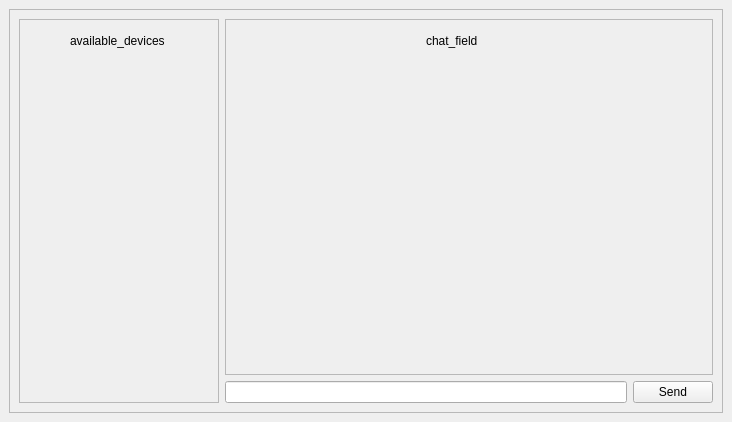
Above: qtUi/mainwindow.ui from srijan023/seamless_sync before the change. Below: the same form after it.
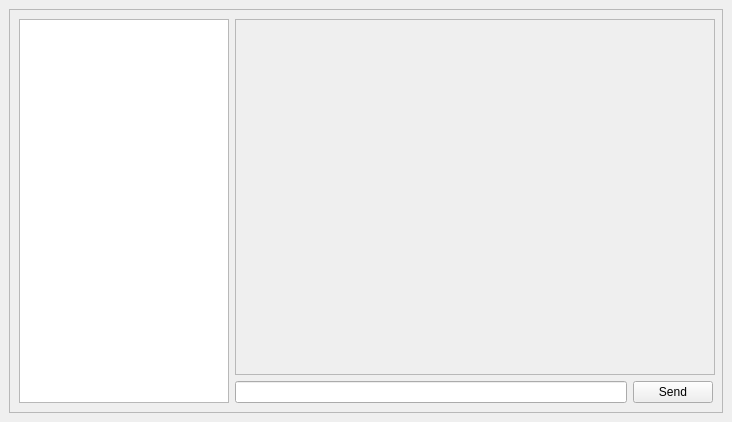
That is the form after the change.

Commit message: dummy msg sent, issue in label border and scroll Area not set to bottom

```diff
--- a/qtUi/mainwindow.ui
+++ b/qtUi/mainwindow.ui
@@ -17,6 +17,12 @@
    <layout class="QGridLayout" name="gridLayout">
     <item row="0" column="0">
      <widget class="QFrame" name="mainContainer">
+      <property name="minimumSize">
+       <size>
+        <width>700</width>
+        <height>0</height>
+       </size>
+      </property>
       <property name="frameShape">
        <enum>QFrame::StyledPanel</enum>
       </property>
@@ -26,6 +32,21 @@
       <layout class="QGridLayout" name="gridLayout_2">
        <item row="0" column="1">
         <widget class="QScrollArea" name="chat_field">
+         <property name="sizePolicy">
+          <sizepolicy hsizetype="Expanding" vsizetype="Expanding">
+           <horstretch>0</horstretch>
+           <verstretch>0</verstretch>
+          </sizepolicy>
+         </property>
+         <property name="minimumSize">
+          <size>
+           <width>480</width>
+           <height>0</height>
+          </size>
+         </property>
+         <property name="horizontalScrollBarPolicy">
+          <enum>Qt::ScrollBarAlwaysOff</enum>
+         </property>
          <property name="widgetResizable">
           <bool>true</bool>
          </property>
@@ -34,59 +55,41 @@
            <rect>
             <x>0</x>
             <y>0</y>
-            <width>486</width>
+            <width>478</width>
             <height>350</height>
            </rect>
           </property>
-          <widget class="QLabel" name="label_2">
-           <property name="geometry">
-            <rect>
-             <x>200</x>
-             <y>10</y>
-             <width>101</width>
-             <height>21</height>
-            </rect>
-           </property>
-           <property name="text">
-            <string>chat_field</string>
-           </property>
-          </widget>
-         </widget>
-        </widget>
-       </item>
-       <item row="0" column="0" rowspan="2">
-        <widget class="QScrollArea" name="devices_available">
-         <property name="maximumSize">
-          <size>
-           <width>200</width>
-           <height>16777215</height>
-          </size>
-         </property>
-         <property name="widgetResizable">
-          <bool>true</bool>
-         </property>
-         <widget class="QWidget" name="scrollAreaWidgetContents">
-          <property name="geometry">
-           <rect>
-            <x>0</x>
-            <y>0</y>
-            <width>198</width>
-            <height>382</height>
-           </rect>
-          </property>
-          <widget class="QLabel" name="label">
-           <property name="geometry">
-            <rect>
-             <x>50</x>
-             <y>10</y>
-             <width>101</width>
-             <height>21</height>
-            </rect>
-           </property>
-           <property name="text">
-            <string>available_devices</string>
-           </property>
-          </widget>
+          <layout class="QGridLayout" name="gridLayout_3">
+           <item row="1" column="0">
+            <spacer name="horizontalSpacer">
+             <property name="orientation">
+              <enum>Qt::Horizontal</enum>
+             </property>
+             <property name="sizeHint" stdset="0">
+              <size>
+               <width>40</width>
+               <height>20</height>
+              </size>
+             </property>
+            </spacer>
+           </item>
+           <item row="1" column="1">
+            <layout class="QVBoxLayout" name="vlayout_message"/>
+           </item>
+           <item row="0" column="1">
+            <spacer name="verticalSpacer">
+             <property name="orientation">
+              <enum>Qt::Vertical</enum>
+             </property>
+             <property name="sizeHint" stdset="0">
+              <size>
+               <width>20</width>
+               <height>40</height>
+              </size>
+             </property>
+            </spacer>
+           </item>
+          </layout>
          </widget>
         </widget>
        </item>
@@ -104,6 +107,22 @@
          </item>
         </layout>
        </item>
+       <item row="0" column="0" rowspan="2">
+        <widget class="QListView" name="devices_list">
+         <property name="minimumSize">
+          <size>
+           <width>210</width>
+           <height>0</height>
+          </size>
+         </property>
+         <property name="maximumSize">
+          <size>
+           <width>250</width>
+           <height>16777215</height>
+          </size>
+         </property>
+        </widget>
+       </item>
       </layout>
      </widget>
     </item>
```
Left out of the diff: 2 changed lines with no effect on the pictures. The commit also changes 66 other files.
